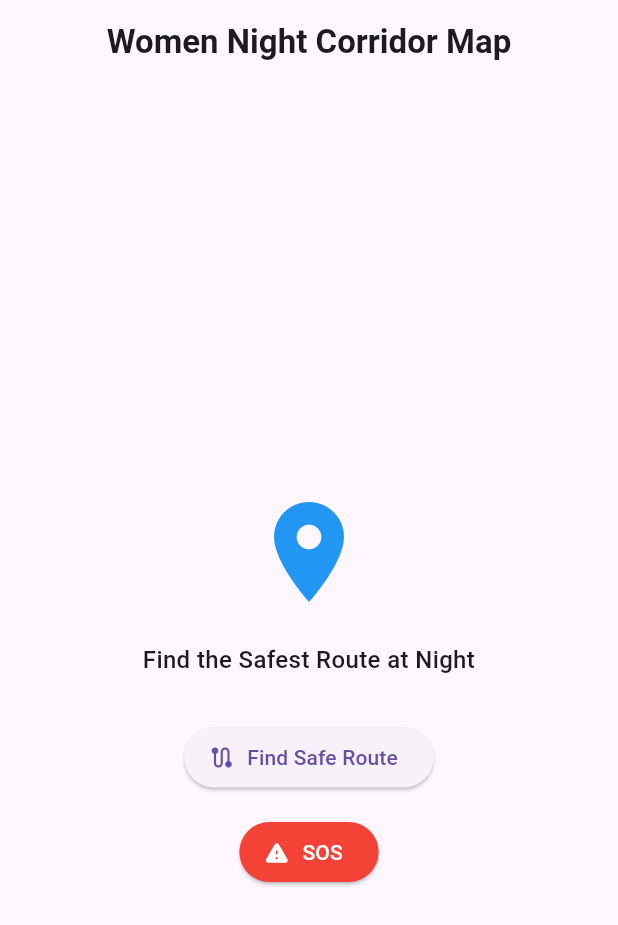
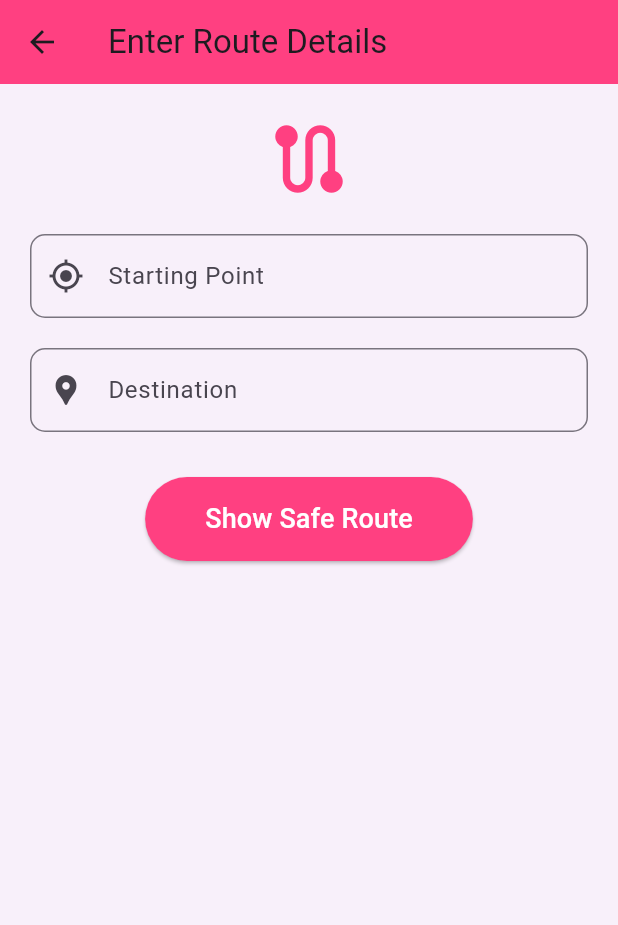
Before and after one commit to divya-bharathi45/Women_Night_Corridor_Map, a Flutter app: the screen it shows after launch, after a tap on "Find Safe Route", on a phone screen of 412 x 824 dp. Shown: the top 925 px of the screen. Run offline on Flutter 3.47's test engine with Material 3 defaults, Android fonts, the phone set to English and light mode, and no system bars; our stand-ins replace flutter_map, geolocator, latlong2.

Commit message:
Search screen created and added attractive home page colors

```diff
--- a/lib/screens/home_screen.dart
+++ b/lib/screens/home_screen.dart
@@ -1,4 +1,5 @@
 import 'package:flutter/material.dart';
+import 'search_screen.dart';
 
 class HomeScreen extends StatelessWidget {
   const HomeScreen({super.key});
@@ -6,57 +7,78 @@ class HomeScreen extends StatelessWidget {
   @override
   Widget build(BuildContext context) {
     return Scaffold(
-      appBar:AppBar(
-         title : const Text(
-              "Women Night Corridor Map",
-              style: TextStyle(fontSize: 22, fontWeight: FontWeight.bold),
-            ),centerTitle:true,
-      ),
+      backgroundColor: const Color(0xFF1B1E3C), // women safety dark blue
       body: Center(
+        child: Padding(
+          padding: const EdgeInsets.all(24),
           child: Column(
             mainAxisAlignment: MainAxisAlignment.center,
-          crossAxisAlignment: CrossAxisAlignment.center,
             children: [
-
-
-            const SizedBox(height: 40),
-
-            Icon(Icons.location_on, size: 80, color: Colors.blue),
-
+              const Icon(
+                Icons.location_on,
+                color: Colors.pinkAccent,
+                size: 80,
+              ),
               const SizedBox(height: 20),
 
-            Text(
-              "Find the Safest Route at Night",
+              const Text(
+                "Women Night Corridor Map",
                 textAlign: TextAlign.center,
-              style: TextStyle(fontSize: 16, fontWeight: FontWeight.w500),
+                style: TextStyle(
+                  color: Colors.white,
+                  fontSize: 26,
+                  fontWeight: FontWeight.bold,
                 ),
-
-            const SizedBox(height: 30),
-
-            ElevatedButton.icon(
-              icon: Icon(Icons.route_rounded),
-              label: Text("Find Safe Route"),
-              onPressed: () {
-                // Navigate to destination screen later
-              },
               ),
 
               const SizedBox(height: 15),
 
-            ElevatedButton.icon(
-              icon: Icon(Icons.warning_rounded),
-              label: Text("SOS"),
+              const Text(
+                "Find the safest route at night\nwith confidence",
+                textAlign: TextAlign.center,
+                style: TextStyle(
+                  color: Colors.white70,
+                  fontSize: 16,
+                ),
+              ),
+
+              const SizedBox(height: 40),
+
+              ElevatedButton(
                 style: ElevatedButton.styleFrom(
-                backgroundColor: Colors.red,
-                foregroundColor: Colors.white,
+                  backgroundColor: Colors.pinkAccent,
+                  padding:
+                      const EdgeInsets.symmetric(horizontal: 40, vertical: 15),
                 ),
                 onPressed: () {
-                // SOS logic later
+                  Navigator.push(
+                    context,
+                    MaterialPageRoute(
+                        builder: (context) => const SearchScreen()),
+                  );
+                },
+                child: const Text(
+                  "Find Safe Route",
+                  style: TextStyle(fontSize: 18, color: Colors.white),
+                ),
+              ),
+
+              const SizedBox(height: 20),
+
+              OutlinedButton.icon(
+                icon: const Icon(Icons.warning, color: Colors.red),
+                label: const Text(
+                  "SOS",
+                  style: TextStyle(color: Colors.red),
+                ),
+                onPressed: () {
+                  // Later we add SOS logic
                 },
               ),
             ],
           ),
         ),
+      ),
     );
   }
 }
--- /dev/null
+++ b/lib/screens/search_screen.dart
@@ -0,0 +1,92 @@
+import 'package:flutter/material.dart';
+import 'map_screen.dart';
+
+class SearchScreen extends StatefulWidget {
+  const SearchScreen({super.key});
+
+  @override
+  State<SearchScreen> createState() => _SearchScreenState();
+}
+
+class _SearchScreenState extends State<SearchScreen> {
+  final TextEditingController startController = TextEditingController();
+  final TextEditingController destinationController = TextEditingController();
+
+  @override
+  Widget build(BuildContext context) {
+    return Scaffold(
+      backgroundColor: const Color(0xFFF8F0FA),
+      appBar: AppBar(
+        title: const Text("Enter Route Details"),
+        backgroundColor: Colors.pinkAccent,
+      ),
+      body: Padding(
+        padding: const EdgeInsets.all(20),
+        child: Column(
+          children: [
+            const Icon(
+              Icons.route,
+              size: 60,
+              color: Colors.pinkAccent,
+            ),
+
+            const SizedBox(height: 20),
+
+            TextField(
+              controller: startController,
+              decoration: InputDecoration(
+                labelText: "Starting Point",
+                prefixIcon: const Icon(Icons.my_location),
+                border: OutlineInputBorder(
+                  borderRadius: BorderRadius.circular(10),
+                ),
+              ),
+            ),
+
+            const SizedBox(height: 20),
+
+            TextField(
+              controller: destinationController,
+              decoration: InputDecoration(
+                labelText: "Destination",
+                prefixIcon: const Icon(Icons.location_pin),
+                border: OutlineInputBorder(
+                  borderRadius: BorderRadius.circular(10),
+                ),
+              ),
+            ),
+
+            const SizedBox(height: 30),
+
+            ElevatedButton(
+              style: ElevatedButton.styleFrom(
+                backgroundColor: Colors.pinkAccent,
+                padding:
+                    const EdgeInsets.symmetric(horizontal: 40, vertical: 15),
+              ),
+              onPressed: () {
+                if (destinationController.text.isEmpty) {
+                  return;
+                }
+
+                Navigator.push(
+                  context,
+                  MaterialPageRoute(
+                    builder: (context) => MapScreen(
+                      startPlace: startController.text,
+                      destinationPlace: destinationController.text,
+                    ),
+                  ),
+                );
+              },
+              child: const Text(
+                "Show Safe Route",
+                style: TextStyle(fontSize: 18, color: Colors.white),
+              ),
+            ),
+          ],
+        ),
+      ),
+    );
+  }
+}
```
Also changed, not shown: lib/screens/map_screen.dart (+43 -14 lines), lib/screens/route_input_screen.dart (added, +128 -0 lines), lib/screens/destination_screen.dart (deleted). Lines whose indentation alone changed are shown as unchanged.
